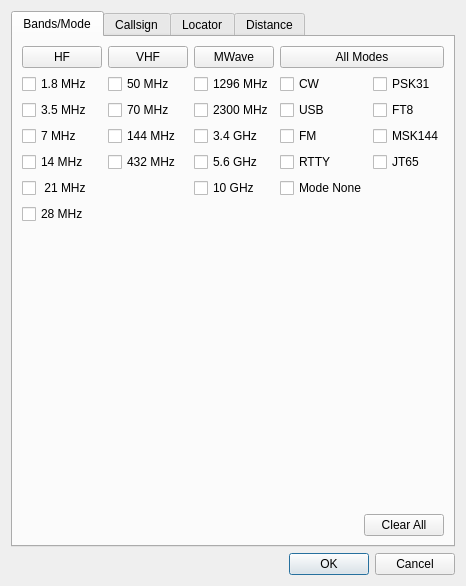
First picture: the form in mqt/MqtLogger/clusterclientfilterdialog.ui, repository Rsclub22/Minos2-Mirror, before the edit.
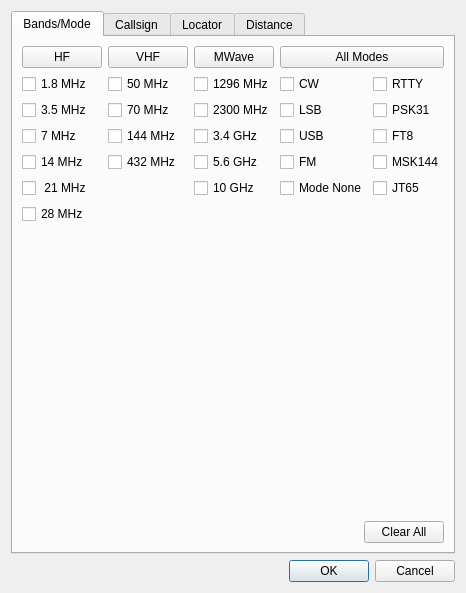
Second picture: the form after the edit.

Commit message: Get LSB into filters, better mode comparison for bandmapUpdate

Patch:
```diff
--- a/mqt/MqtLogger/clusterclientfilterdialog.ui
+++ b/mqt/MqtLogger/clusterclientfilterdialog.ui
@@ -6,8 +6,8 @@
    <rect>
     <x>0</x>
     <y>0</y>
-    <width>443</width>
-    <height>586</height>
+    <width>463</width>
+    <height>593</height>
    </rect>
   </property>
   <property name="windowTitle">
@@ -23,12 +23,10 @@
       <attribute name="title">
        <string>Bands/Mode</string>
       </attribute>
-      <layout class="QVBoxLayout" name="verticalLayout_3">
+      <layout class="QVBoxLayout" name="verticalLayout_5">
        <item>
         <layout class="QHBoxLayout" name="horizontalLayout_3">
          <item>
-          <layout class="QHBoxLayout" name="horizontalLayout_11">
-           <item>
             <layout class="QVBoxLayout" name="verticalLayout_17">
              <item>
               <widget class="QPushButton" name="hfSelectBut">
@@ -206,7 +204,7 @@
             </layout>
            </item>
            <item>
-            <layout class="QVBoxLayout" name="verticalLayout_5">
+          <layout class="QVBoxLayout" name="verticalLayout_3">
              <item>
               <widget class="QPushButton" name="modeSelectBut">
                <property name="text">
@@ -216,34 +214,6 @@
              </item>
              <item>
               <layout class="QGridLayout" name="gridLayout">
-               <item row="3" column="1">
-                <widget class="QCheckBox" name="jt65ModeChkBox">
-                 <property name="text">
-                  <string>JT65</string>
-                 </property>
-                </widget>
-               </item>
-               <item row="2" column="0">
-                <widget class="QCheckBox" name="fmModeChkBox">
-                 <property name="text">
-                  <string>FM</string>
-                 </property>
-                </widget>
-               </item>
-               <item row="1" column="0">
-                <widget class="QCheckBox" name="usbModeChkBox">
-                 <property name="text">
-                  <string>USB</string>
-                 </property>
-                </widget>
-               </item>
-               <item row="1" column="1">
-                <widget class="QCheckBox" name="ft8ModeChkBox">
-                 <property name="text">
-                  <string>FT8</string>
-                 </property>
-                </widget>
-               </item>
                <item row="0" column="0">
                 <widget class="QCheckBox" name="cwModeChkBox">
                  <property name="text">
@@ -252,20 +222,48 @@
                 </widget>
                </item>
                <item row="0" column="1">
-                <widget class="QCheckBox" name="psk31ModeChkBox">
-                 <property name="text">
-                  <string>PSK31</string>
-                 </property>
-                </widget>
-               </item>
-               <item row="3" column="0">
                 <widget class="QCheckBox" name="rttyModeChkBox">
                  <property name="text">
                   <string>RTTY</string>
                  </property>
                 </widget>
                </item>
+             <item row="1" column="0">
+              <widget class="QCheckBox" name="lsbModeChkBox">
+               <property name="text">
+                <string>LSB</string>
+               </property>
+              </widget>
+             </item>
+             <item row="1" column="1">
+              <widget class="QCheckBox" name="psk31ModeChkBox">
+               <property name="text">
+                <string>PSK31</string>
+               </property>
+              </widget>
+             </item>
+             <item row="2" column="0">
+              <widget class="QCheckBox" name="usbModeChkBox">
+               <property name="text">
+                <string>USB</string>
+               </property>
+              </widget>
+             </item>
                <item row="2" column="1">
+              <widget class="QCheckBox" name="ft8ModeChkBox">
+               <property name="text">
+                <string>FT8</string>
+               </property>
+              </widget>
+             </item>
+             <item row="3" column="0">
+              <widget class="QCheckBox" name="fmModeChkBox">
+               <property name="text">
+                <string>FM</string>
+               </property>
+              </widget>
+             </item>
+             <item row="3" column="1">
                 <widget class="QCheckBox" name="msk144ModeChkBox">
                  <property name="text">
                   <string>MSK144</string>
@@ -279,6 +277,13 @@
                  </property>
                 </widget>
                </item>
+             <item row="4" column="1">
+              <widget class="QCheckBox" name="jt65ModeChkBox">
+               <property name="text">
+                <string>JT65</string>
+               </property>
+              </widget>
+             </item>
               </layout>
              </item>
              <item>
@@ -293,8 +298,6 @@
                 </size>
                </property>
               </spacer>
-             </item>
-            </layout>
            </item>
           </layout>
          </item>
```
Lines whose indentation alone changed are shown as unchanged. The commit also changes 6 other files.
